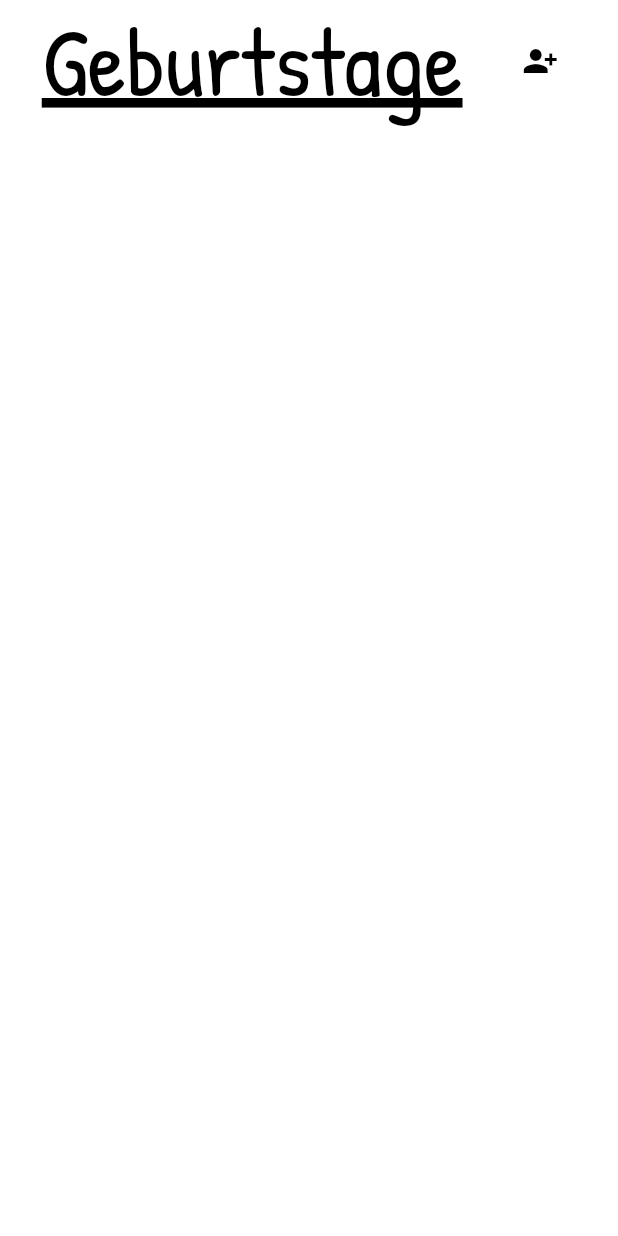
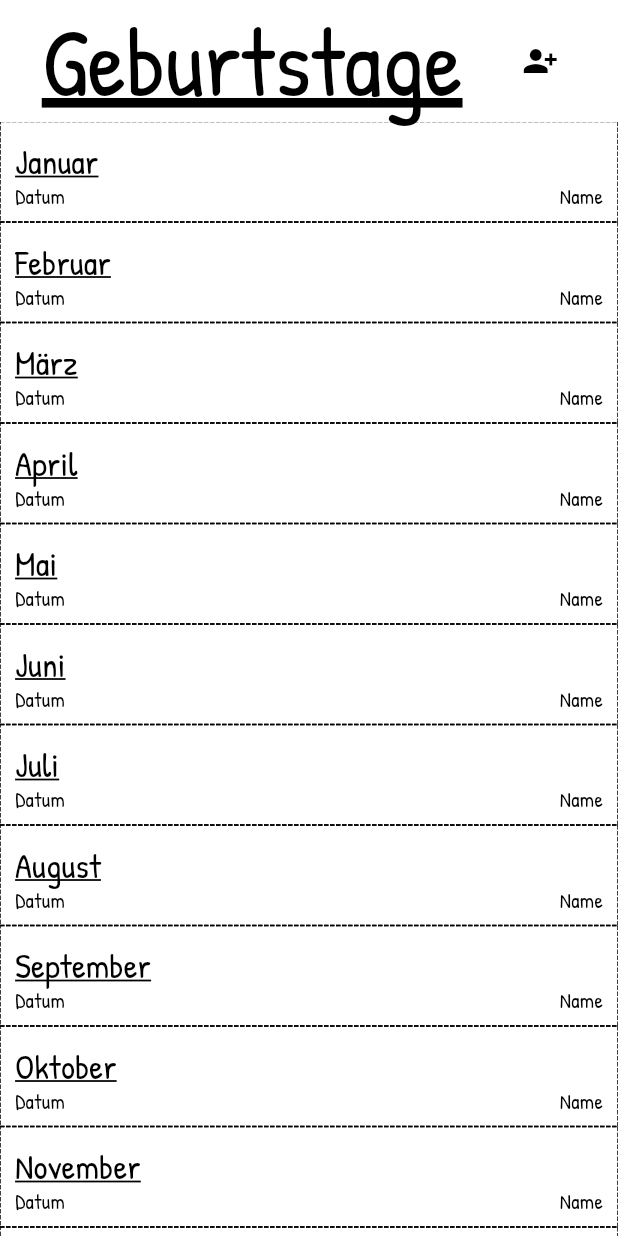
Before and after one commit to HSDContainerProjekt/MentalHealthApp, a Flutter app: the FriendCollectionBirthdayCalender screen opened directly, on a phone screen of 412 x 824 dp. Run offline on Flutter 3.47's test engine with Material 3 defaults, Android fonts, the phone set to English and light mode, and no system bars; drawn by our look-alikes of dotted_border; our stand-ins replace bloc, equatable, flutter_bloc, flutter_colorpicker, flutter_form_builder, flutter_local_notifications and 6 more; missing offline and left inert: arrow_path, excel, model_viewer_plus, mysql_client, postgres; accounts and stored records are empty; generated files the repository leaves out were written again.

Commit message:
working calender, back button for friend page,

```diff
--- a/lib/friend_collection/database/friend_db.dart
+++ b/lib/friend_collection/database/friend_db.dart
@@ -100,7 +100,7 @@ class FriendDB {
     for (var element in allFriends) {
       if (element.birthday != null) {
         if (element.birthday!.isNotEmpty) {
-          if (DateTime.parse(element.birthday!).month == month) {
+          if (DateTime.parse(element.birthday!).month == month+1) {
             returnFriends.add(element);
           }
         }
--- a/lib/friend_collection/views/friend_collection_birthday_calender.dart
+++ b/lib/friend_collection/views/friend_collection_birthday_calender.dart
@@ -62,14 +62,14 @@ class FriendCollectionBirthdayCalender extends StatelessWidget {
             shrinkWrap: true,
             itemCount: months.length,
             itemBuilder: (context, index) {
-                FutureBuilder(
+                return FutureBuilder(
                 future: FriendDB().getFriendsForMonth(index),
                 builder: (context, snapshot) {
-                  if (snapshot.hasData || (snapshot.data!).isEmpty) {
+                  if (!snapshot.hasData) {
+                    return Text("waiting");
+                  } else {
                     friends = snapshot.data!;
                     return MonthView(months.elementAt(index), friends);
-                  } else {
-                    return Text("waiting");
                   }
                 },
               );
--- a/lib/friend_collection/widgets/friend_page.dart
+++ b/lib/friend_collection/widgets/friend_page.dart
@@ -26,6 +26,7 @@ class FriendPage extends StatelessWidget {
             body: Column(
               mainAxisAlignment: MainAxisAlignment.spaceEvenly,
               children: [
+                Align(alignment: Alignment.topRight, child: BackButton()),
                 DottedBorder(
                     color: Colors.black,
                     child: Row(
@@ -36,7 +37,7 @@ class FriendPage extends StatelessWidget {
                             decoration: BoxDecoration(
                                 border: Border.all(color: Colors.black)),
                             child: SizedBox(width: 100, height: 100, child:  FutureBuilder(
-                                future: AnimalBackbone().portrait(),
+                                future: AnimalBackbone().friendPortrait(friend.animal!),
                                 builder: (context, snapshot) {
                                   if (snapshot.hasData) {
                                     return Image(
--- a/lib/friend_collection/widgets/month_view.dart
+++ b/lib/friend_collection/widgets/month_view.dart
@@ -19,7 +19,6 @@ class MonthView extends StatefulWidget {
 class _MonthViewState extends State<MonthView> {
   @override
   Widget build(BuildContext context) {
-    log(widget.currentMonth + " " + widget.friends.toString());
     return DottedBorder(
       padding: EdgeInsets.all(10),
       child: Column(
@@ -35,7 +34,6 @@ class _MonthViewState extends State<MonthView> {
                 Text(AppLocalizations.of(context)!.name),
               ],
             ),
-          if(widget.friends.isNotEmpty)
           ListView.builder(
             shrinkWrap: true,
             itemCount: widget.friends.length,
@@ -49,7 +47,7 @@ class _MonthViewState extends State<MonthView> {
                 child: Row(
                   mainAxisAlignment: MainAxisAlignment.spaceBetween,
                   children: [
-                    Text(widget.friends.elementAt(index).birthday!.substring(0,2)),
+                    Text(widget.friends.elementAt(index).birthday!),
                     Text(widget.friends.elementAt(index).name!),
                   ],
                 )
--- a/lib/software_backbone/language/app_ge.arb
+++ b/lib/software_backbone/language/app_ge.arb
@@ -62,7 +62,7 @@
   "september": "September",
   "october": "Oktober",
   "november": "November",
-  "december": "december",
+  "december": "Dezember",
   "name": "Name",
   "date": "Datum",
   "status": "Status",
```
Also changed, not shown: lib/animal_backbone/animal_backbone.dart (+12 -0 lines).
